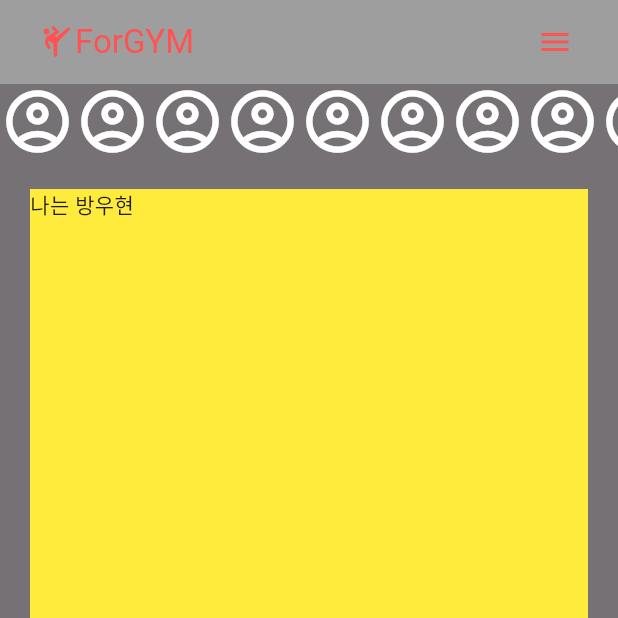
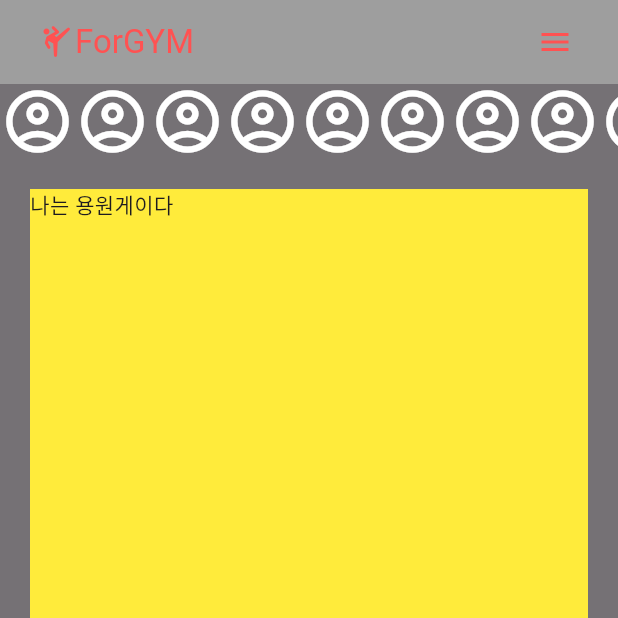
Before and after one commit to oowhyun/ForGym, a Flutter app: the screen it shows after launch, on a phone screen of 412 x 824 dp, the top half of it. Run offline on Flutter 3.47's test engine with Material 3 defaults, Android fonts, the phone set to English and light mode, and no system bars.

Commit message:
Bang2/0828

```diff
--- a/lib/main.dart
+++ b/lib/main.dart
@@ -46,7 +46,7 @@ class MyApp extends StatelessWidget {
                   height: 300, // 적절한 높이를 설정합니다.
                   margin: EdgeInsets.all(20),
                   color: Colors.yellow,
-                  child: Text('나는 방우현'),
+                  child: Text('나는 용원게이다'),
                 ),
                 Container(
                   height: 300, // 적절한 높이를 설정합니다.
```
